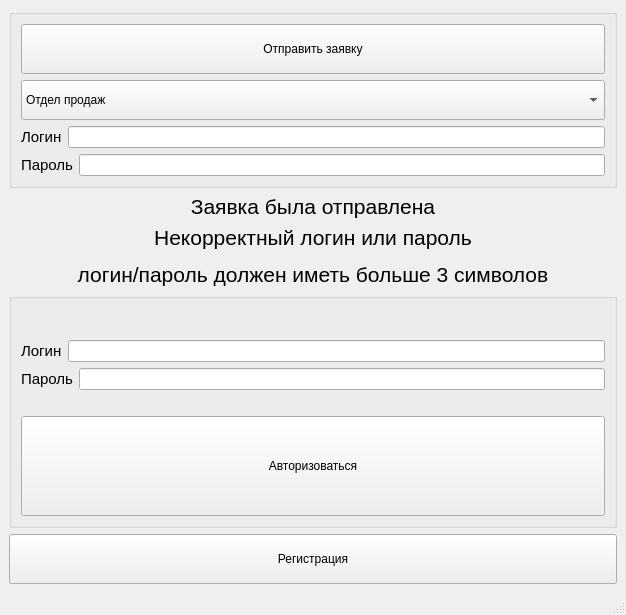
This is CCPS/mainwindow.ui in grigigo/Tankists as Qt 5 draws it before an edit. The edited form follows.
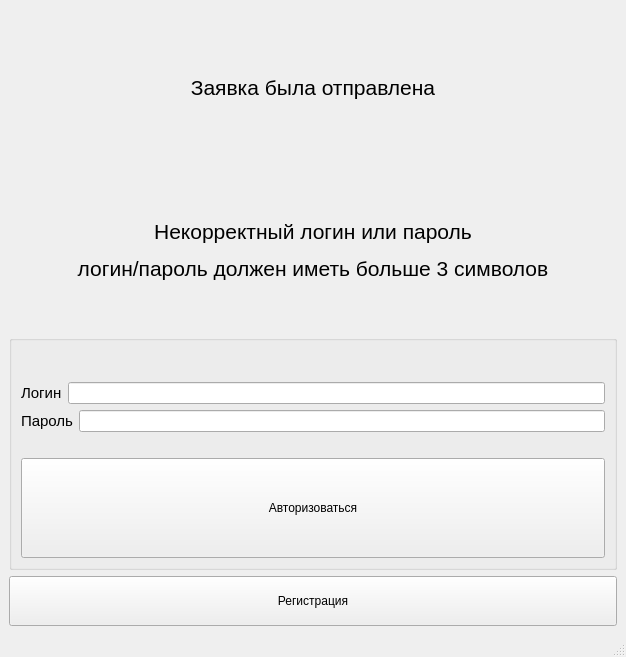
This is the edited form.

The edit to the form file:
```diff
--- a/CCPS/mainwindow.ui
+++ b/CCPS/mainwindow.ui
@@ -7,7 +7,7 @@
     <x>0</x>
     <y>0</y>
     <width>626</width>
-    <height>596</height>
+    <height>657</height>
    </rect>
   </property>
   <property name="windowTitle">
@@ -15,93 +15,21 @@
   </property>
   <widget class="QWidget" name="centralwidget">
    <layout class="QGridLayout" name="gridLayout_2">
-    <item row="1" column="0">
+    <item row="0" column="0">
      <widget class="QLabel" name="label_5">
       <property name="text">
        <string>&lt;html&gt;&lt;head/&gt;&lt;body&gt;&lt;p align=&quot;center&quot;&gt;&lt;span style=&quot; font-size:16pt;&quot;&gt;Заявка была отправлена&lt;/span&gt;&lt;/p&gt;&lt;/body&gt;&lt;/html&gt;</string>
       </property>
      </widget>
     </item>
-    <item row="0" column="0">
-     <widget class="QGroupBox" name="Autho">
-      <property name="title">
-       <string/>
+    <item row="1" column="0">
+     <widget class="QLabel" name="label_6">
+      <property name="text">
+       <string>&lt;html&gt;&lt;head/&gt;&lt;body&gt;&lt;p align=&quot;center&quot;&gt;&lt;span style=&quot; font-size:16pt;&quot;&gt;Некорректный логин или пароль&lt;/span&gt;&lt;/p&gt;&lt;p align=&quot;center&quot;&gt;&lt;span style=&quot; font-size:16pt;&quot;&gt;логин/пароль должен иметь больше 3 символов&lt;/span&gt;&lt;/p&gt;&lt;/body&gt;&lt;/html&gt;</string>
       </property>
-      <layout class="QVBoxLayout" name="verticalLayout_5">
-       <item>
-        <layout class="QVBoxLayout" name="verticalLayout_4">
-         <item>
-          <widget class="QPushButton" name="pushButton_3">
-           <property name="minimumSize">
-            <size>
-             <width>0</width>
-             <height>50</height>
-            </size>
-           </property>
-           <property name="text">
-            <string>Отправить заявку</string>
-           </property>
-          </widget>
-         </item>
-         <item>
-          <widget class="QComboBox" name="comboBox">
-           <property name="minimumSize">
-            <size>
-             <width>0</width>
-             <height>40</height>
-            </size>
-           </property>
-           <item>
-            <property name="text">
-             <string>Отдел продаж</string>
-            </property>
-           </item>
-           <item>
-            <property name="text">
-             <string>Отдел кадров</string>
-            </property>
-           </item>
-           <item>
-            <property name="text">
-             <string>Отдел продукта</string>
-            </property>
-           </item>
-          </widget>
-         </item>
-         <item>
-          <layout class="QHBoxLayout" name="horizontalLayout_3">
-           <item>
-            <widget class="QLabel" name="label_3">
-             <property name="text">
-              <string>&lt;html&gt;&lt;head/&gt;&lt;body&gt;&lt;p&gt;&lt;span style=&quot; font-size:11pt;&quot;&gt;Логин&lt;/span&gt;&lt;/p&gt;&lt;/body&gt;&lt;/html&gt;</string>
-             </property>
-            </widget>
-           </item>
-           <item>
-            <widget class="QLineEdit" name="login_"/>
-           </item>
-          </layout>
-         </item>
-         <item>
-          <layout class="QHBoxLayout" name="horizontalLayout_5">
-           <item>
-            <widget class="QLabel" name="label_4">
-             <property name="text">
-              <string>&lt;html&gt;&lt;head/&gt;&lt;body&gt;&lt;p&gt;&lt;span style=&quot; font-size:11pt;&quot;&gt;Пароль&lt;/span&gt;&lt;/p&gt;&lt;/body&gt;&lt;/html&gt;</string>
-             </property>
-            </widget>
-           </item>
-           <item>
-            <widget class="QLineEdit" name="password_"/>
-           </item>
-          </layout>
-         </item>
-        </layout>
-       </item>
-      </layout>
      </widget>
     </item>
-    <item row="3" column="0">
+    <item row="2" column="0">
      <layout class="QVBoxLayout" name="verticalLayout_3">
       <item>
        <widget class="QGroupBox" name="authorization">
@@ -209,13 +137,6 @@
       </item>
      </layout>
     </item>
-    <item row="2" column="0">
-     <widget class="QLabel" name="label_6">
-      <property name="text">
-       <string>&lt;html&gt;&lt;head/&gt;&lt;body&gt;&lt;p align=&quot;center&quot;&gt;&lt;span style=&quot; font-size:16pt;&quot;&gt;Некорректный логин или пароль&lt;/span&gt;&lt;/p&gt;&lt;p align=&quot;center&quot;&gt;&lt;span style=&quot; font-size:16pt;&quot;&gt;логин/пароль должен иметь больше 3 символов&lt;/span&gt;&lt;/p&gt;&lt;/body&gt;&lt;/html&gt;</string>
-      </property>
-     </widget>
-    </item>
    </layout>
   </widget>
   <widget class="QMenuBar" name="menubar">
```
